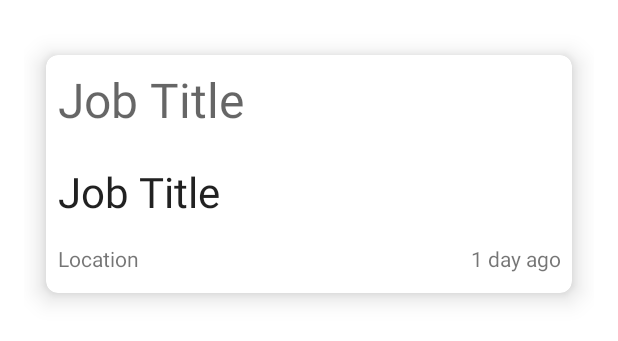
After one commit to stainley/outreach, an Android app: the layout fragment_card_job.xml on its own in the app's theme, with its tools: preview values and no code run, on a phone screen of 412 x 824 dp. The commit adds this screen. Shown: the top 341 px of the screen. Run offline under Robolectric (Android 15) with nearby library versions, the phone set to English and light mode, and no system bars.

Commit message:
card layout design

```diff
--- a/app/src/main/java/ca/appolizer/outreach/ui/home/HomeFragment.java
+++ b/app/src/main/java/ca/appolizer/outreach/ui/home/HomeFragment.java
@@ -18,8 +18,7 @@ public class HomeFragment extends Fragment {
 
     public View onCreateView(@NonNull LayoutInflater inflater,
                              ViewGroup container, Bundle savedInstanceState) {
-        HomeViewModel homeViewModel =
-                new ViewModelProvider(this).get(HomeViewModel.class);
+        HomeViewModel homeViewModel = new ViewModelProvider(this).get(HomeViewModel.class);
 
         binding = FragmentHomeBinding.inflate(inflater, container, false);
         View root = binding.getRoot();
--- /dev/null
+++ b/app/src/main/res/layout/fragment_card_job.xml
@@ -0,0 +1,71 @@
+<?xml version="1.0" encoding="utf-8"?>
+<LinearLayout xmlns:android="http://schemas.android.com/apk/res/android"
+    xmlns:app="http://schemas.android.com/apk/res-auto"
+    android:layout_width="match_parent"
+    android:layout_height="match_parent"
+    android:orientation="vertical"
+    android:padding="16dp">
+
+    <androidx.cardview.widget.CardView
+        android:id="@+id/cardJob"
+        android:layout_width="match_parent"
+        android:layout_height="200dp"
+        android:clickable="true"
+        android:focusable="true"
+        app:cardBackgroundColor="@color/white"
+        app:cardCornerRadius="8dp"
+        app:cardElevation="10dp"
+        app:cardMaxElevation="12dp"
+        app:cardPreventCornerOverlap="true"
+        app:cardUseCompatPadding="true">
+
+        <LinearLayout
+            android:layout_width="match_parent"
+            android:layout_height="match_parent"
+            android:orientation="vertical"
+            android:padding="8dp"
+            android:weightSum="4">
+
+            <TextView
+                android:id="@+id/jobTitle"
+                android:layout_width="match_parent"
+                android:layout_height="wrap_content"
+                android:layout_weight="2"
+                android:text="Job Title"
+                android:textAppearance="@style/TextAppearance.Material3.HeadlineLarge" />
+
+            <TextView
+                android:id="@+id/jobDescription"
+                android:layout_width="match_parent"
+                android:layout_height="wrap_content"
+                android:layout_weight="1"
+                android:text="Job Title"
+                android:textAppearance="@style/TextAppearance.Material3.HeadlineMedium" />
+
+            <LinearLayout
+                android:layout_width="match_parent"
+                android:layout_height="wrap_content"
+                android:layout_weight="1"
+                android:gravity="center_vertical"
+                android:orientation="horizontal"
+                android:weightSum="2">
+
+                <TextView
+                    android:layout_width="wrap_content"
+                    android:layout_height="wrap_content"
+                    android:layout_weight="1"
+                    android:gravity="start"
+                    android:text="Location" />
+
+                <TextView
+                    android:layout_width="wrap_content"
+                    android:layout_height="wrap_content"
+                    android:layout_weight="1"
+                    android:gravity="end"
+                    android:text="1 day ago" />
+            </LinearLayout>
+        </LinearLayout>
+
+
+    </androidx.cardview.widget.CardView>
+</LinearLayout>
--- a/app/src/main/res/menu/activity_main_drawer.xml
+++ b/app/src/main/res/menu/activity_main_drawer.xml
@@ -7,11 +7,11 @@
         <item
             android:id="@+id/nav_home"
             android:icon="@drawable/ic_menu_camera"
-            android:title="@string/menu_home" />
+            android:title="@string/menu_job" />
         <item
             android:id="@+id/nav_gallery"
             android:icon="@drawable/ic_menu_gallery"
-            android:title="@string/menu_gallery" />
+            android:title="@string/menu_my_jobs" />
         <item
             android:id="@+id/nav_slideshow"
             android:icon="@drawable/ic_menu_slideshow"
--- a/app/src/main/res/navigation/mobile_navigation.xml
+++ b/app/src/main/res/navigation/mobile_navigation.xml
@@ -8,13 +8,13 @@
     <fragment
         android:id="@+id/nav_home"
         android:name="ca.appolizer.outreach.ui.home.HomeFragment"
-        android:label="@string/menu_home"
+        android:label="@string/menu_job"
         tools:layout="@layout/fragment_home" />
 
     <fragment
         android:id="@+id/nav_gallery"
         android:name="ca.appolizer.outreach.ui.gallery.GalleryFragment"
-        android:label="@string/menu_gallery"
+        android:label="@string/menu_my_jobs"
         tools:layout="@layout/fragment_gallery" />
 
     <fragment
--- a/app/src/main/res/values/strings.xml
+++ b/app/src/main/res/values/strings.xml
@@ -7,7 +7,7 @@
     <string name="nav_header_desc">Navigation header</string>
     <string name="action_settings">Settings</string>
 
-    <string name="menu_home">Home</string>
-    <string name="menu_gallery">My Jobs</string>
+    <string name="menu_job">Jobs</string>
+    <string name="menu_my_jobs">My Jobs</string>
     <string name="menu_slideshow">Slideshow</string>
 </resources>
```
